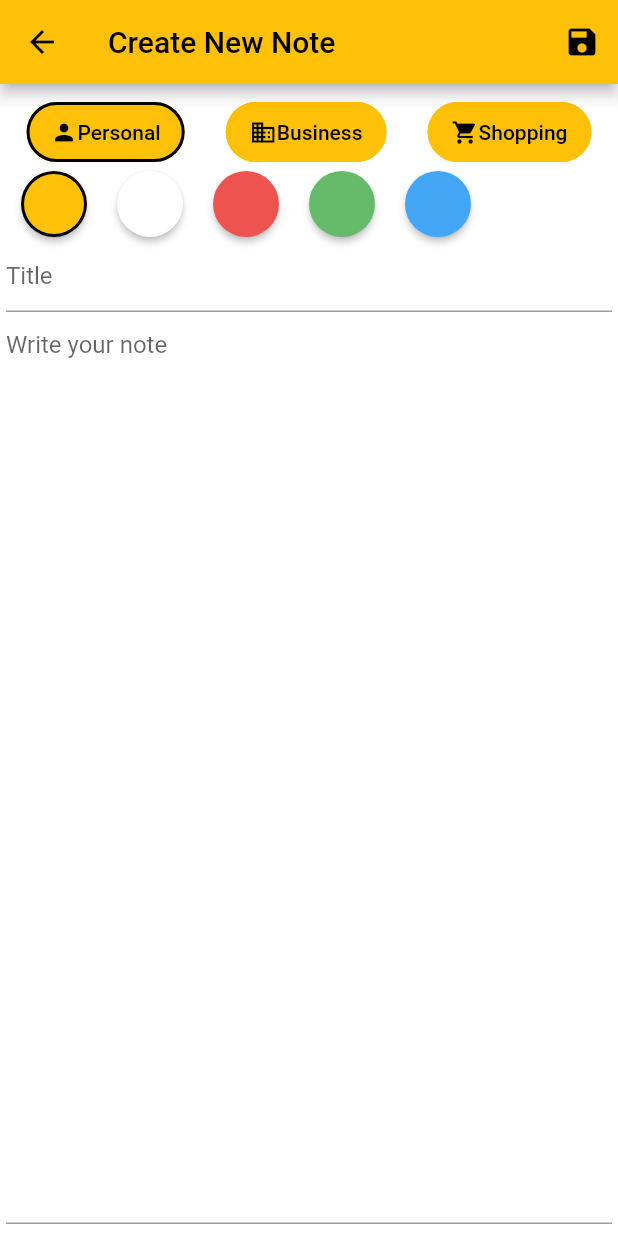
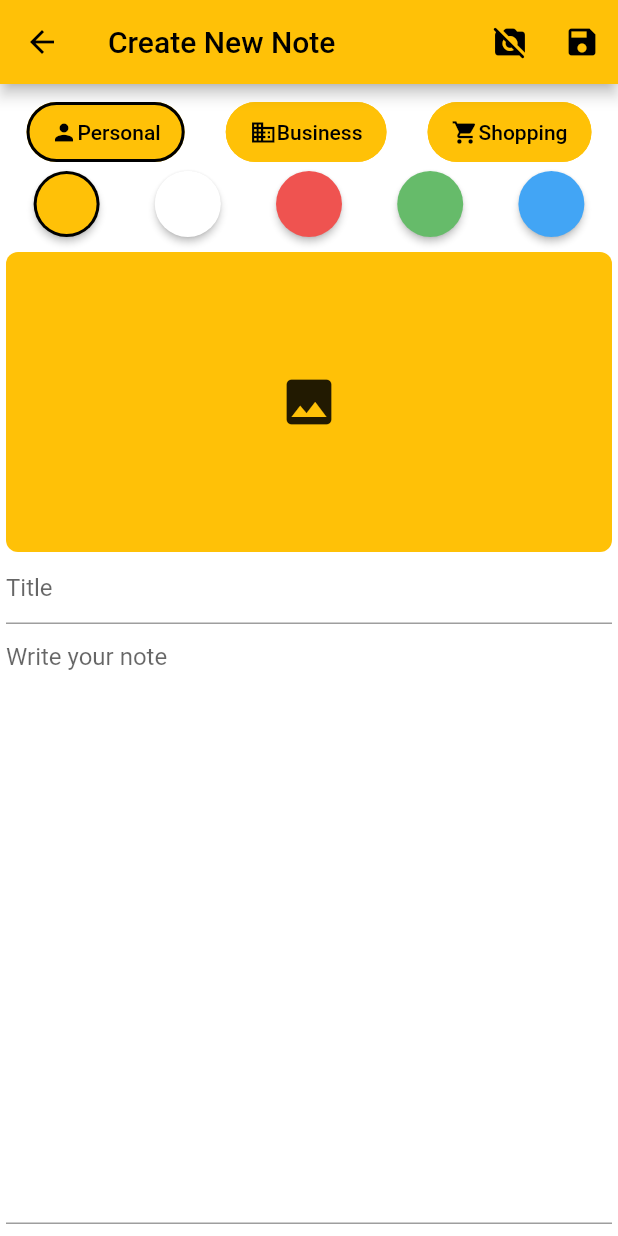
Before and after one commit to Dofujikashi/notepad_flutter, a Flutter app: the screen it shows after launch, after a tap on the "add" icon, on a phone screen of 412 x 824 dp. Run offline on Flutter 3.47's test engine with Material 2 defaults, Android fonts, the light colour scheme and no system bars; our stand-ins replace floor, get, image_picker, sqflite; accounts and stored records are empty; generated files the repository leaves out were written again.

Commit message:
implemented uploading image to a note, but the image sometimes does not show

```diff
--- a/lib/features/presentation/pages/note_screen.dart
+++ b/lib/features/presentation/pages/note_screen.dart
@@ -1,4 +1,5 @@
 import 'package:flutter/material.dart';
+import 'package:image_picker/image_picker.dart';
 import 'package:notepad_flutter/core/note_category.dart';
 import 'package:notepad_flutter/core/note_color.dart';
 import 'package:notepad_flutter/features/controller/note_screen_controller.dart';
@@ -10,7 +11,7 @@ import 'package:get/get.dart';
 
 /// This is the detailed note screen, where the user can create/update
 /// their notes.
-class NoteScreen extends StatelessWidget {
+class NoteScreen extends StatefulWidget {
   final NoteDao noteDao;
   final Note? note;
 
@@ -20,20 +21,37 @@ class NoteScreen extends StatelessWidget {
     required this.noteDao,
   }) : super(key: key);
 
+  @override
+  State<NoteScreen> createState() => _NoteScreenState();
+}
+
+class _NoteScreenState extends State<NoteScreen> {
   final GlobalKey<FormState> formKey = GlobalKey<FormState>();
+
   final c = Get.put(NoteScreenController());
+  final imagePicker = ImagePicker();
+  late MemoryImage? image = widget.note?.image;
 
   @override
   Widget build(BuildContext context) {
     /// If the user came to this page for updating their note, the default
     /// values will be overwritten.
-    c.selectedCategory.value = note?.category ?? NoteCategory.personal;
-    c.selectedColor.value = note?.color ?? NoteColor.amber;
+    c.selectedCategory.value = widget.note?.category ?? NoteCategory.personal;
+    c.selectedColor.value = widget.note?.color ?? NoteColor.amber;
 
     return Scaffold(
       appBar: AppBar(
-        title: Text(note?.title ?? 'Create New Note'),
+        title: Text(widget.note?.title ?? 'Create New Note'),
         actions: [
+          IconButton(
+            onPressed: () {
+              setState(() {
+                image = null;
+              });
+            },
+            icon: const Icon(Icons.no_photography_rounded),
+          ),
+
           /// This button controls the fields required for the database and
           /// create/update a note, but if the requirement are not met,
           /// error messages will show up.
@@ -44,15 +62,17 @@ class NoteScreen extends StatelessWidget {
             onPressed: () {
               if (formKey.currentState!.validate()) {
                 Note n = Note(
-                  note?.id,
+                  widget.note?.id,
                   c.title,
                   c.selectedCategory.value,
                   c.body,
                   c.selectedColor.value,
-                  null, // Image uploading is not implemented yet.
+                  image,
                 );
-                (note == null) ? noteDao.insertNote(n) : noteDao.updateNote(n);
-                Navigator.pop(context);
+                (widget.note == null)
+                    ? widget.noteDao.insertNote(n)
+                    : widget.noteDao.updateNote(n);
+                Get.back();
               }
             },
             icon: const Icon(Icons.save),
@@ -67,8 +87,35 @@ class NoteScreen extends StatelessWidget {
             children: [
               CategoryPickerRow(),
               ColorPickerRow(),
+              const SizedBox(height: 8),
+              Expanded(
+                flex: 1,
+                child: Container(
+                  width: double.infinity,
+                  decoration: BoxDecoration(
+                    borderRadius: BorderRadius.circular(8),
+                    color: Colors.amber,
+                  ),
+                  child: IconButton(
+                    onPressed: () async {
+                      final xFile = await imagePicker.pickImage(
+                          source: ImageSource.gallery);
+                      if (xFile != null) {
+                        setState(() {
+                          xFile.readAsBytes().then((value) {
+                            image = MemoryImage(value);
+                          });
+                        });
+                      }
+                    },
+                    icon: (image == null)
+                        ? const Icon(Icons.photo, size: 40)
+                        : Image.memory(image!.bytes),
+                  ),
+                ),
+              ),
               TextFormField(
-                initialValue: note?.title,
+                initialValue: widget.note?.title,
                 decoration: const InputDecoration(
                   hintText: 'Title',
                 ),
@@ -82,8 +129,9 @@ class NoteScreen extends StatelessWidget {
                 },
               ),
               Expanded(
+                flex: 2,
                 child: TextFormField(
-                  initialValue: note?.body,
+                  initialValue: widget.note?.body,
                   decoration: const InputDecoration(
                     hintText: 'Write your note',
                   ),
--- a/lib/features/presentation/widgets/color_picker_row.dart
+++ b/lib/features/presentation/widgets/color_picker_row.dart
@@ -14,6 +14,7 @@ class ColorPickerRow extends StatelessWidget {
   @override
   Widget build(BuildContext context) {
     return Row(
+      mainAxisAlignment: MainAxisAlignment.spaceAround,
       children: [
         ColorButton(
           function: () => c.selectedColor.value = NoteColor.amber,
--- a/pubspec.yaml
+++ b/pubspec.yaml
@@ -15,6 +15,7 @@ dependencies:
   floor: ^1.4.1
   path: ^1.8.2
   get: ^4.6.5
+  image_picker: ^0.8.6+2
   cupertino_icons: ^1.0.2
 
 dev_dependencies:
```
Also changed, not shown: pubspec.lock.
